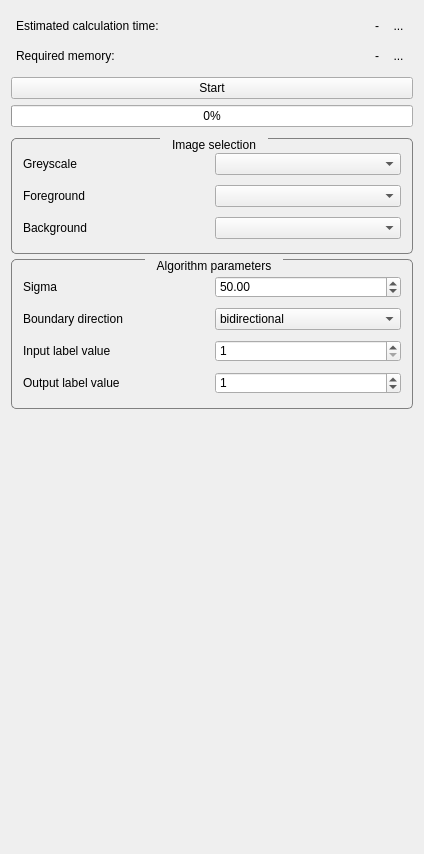
araex/mitk-gem, file src/internal/GraphcutViewControls.ui: the form before one commit.
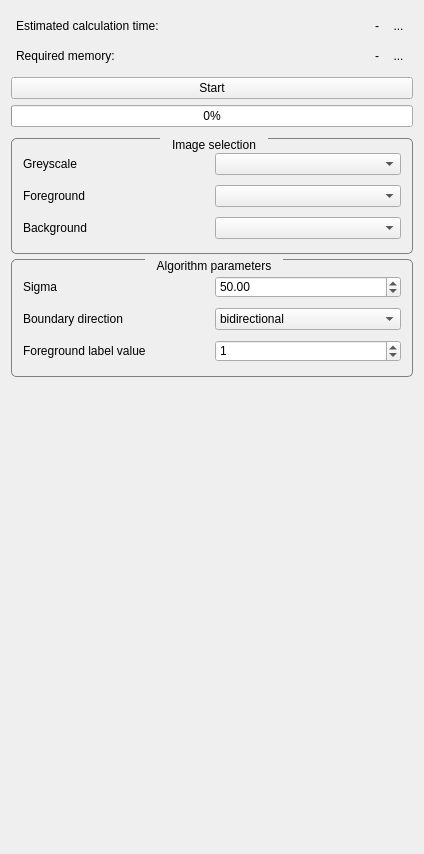
The form after the commit. Icons and pictures are not drawn. Custom widgets are drawn as their Qt base class.

Commit message: masks now get thresholded before being sent to graphcut

Diff of the .ui file:
```diff
--- a/src/internal/GraphcutViewControls.ui
+++ b/src/internal/GraphcutViewControls.ui
@@ -506,44 +506,6 @@
             </layout>
            </widget>
           </item>
-          <item>
-           <widget class="QWidget" name="labelSelectorTitle" native="true">
-            <property name="toolTip">
-             <string>&lt;html&gt;&lt;head/&gt;&lt;body&gt;&lt;p&gt;Binary image with Intensity(SinkVoxel) = 1.&lt;/p&gt;&lt;/body&gt;&lt;/html&gt;</string>
-            </property>
-            <layout class="QHBoxLayout" name="horizontalLayout_7" stretch="1,1">
-             <property name="topMargin">
-              <number>5</number>
-             </property>
-             <property name="bottomMargin">
-              <number>5</number>
-             </property>
-             <item>
-              <widget class="QLabel" name="label_9">
-               <property name="text">
-                <string>Input label value</string>
-               </property>
-              </widget>
-             </item>
-             <item>
-              <widget class="QDoubleSpinBox" name="paramLabelValueSpinBox_2">
-               <property name="decimals">
-                <number>0</number>
-               </property>
-               <property name="minimum">
-                <double>1.000000000000000</double>
-               </property>
-               <property name="maximum">
-                <double>255.000000000000000</double>
-               </property>
-               <property name="value">
-                <double>1.000000000000000</double>
-               </property>
-              </widget>
-             </item>
-            </layout>
-           </widget>
-          </item>
           <item>
            <widget class="QWidget" name="widget_5" native="true">
             <property name="toolTip">
@@ -559,7 +521,7 @@
              <item>
               <widget class="QLabel" name="label_7">
                <property name="text">
-                <string>Output label value</string>
+                <string>Foreground label value</string>
                </property>
               </widget>
              </item>
```
Left out of the diff: 2 changed lines with no effect on the pictures. The commit also changes 3 other files.
